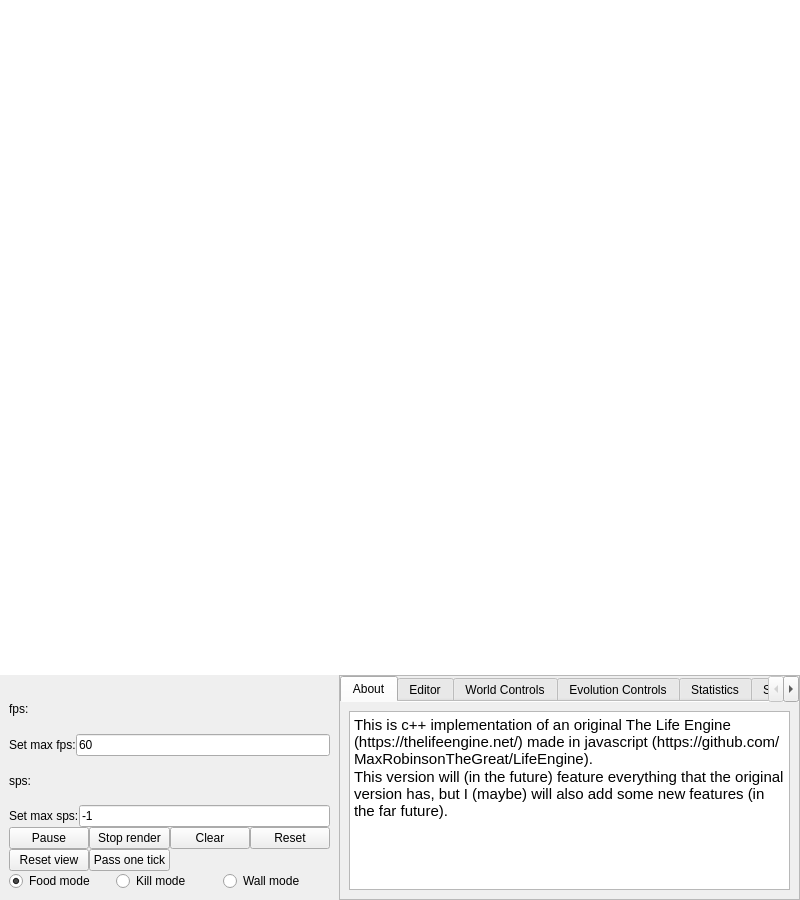
Before: the Qt Designer form LifeEngineCpp/mainwindow.ui in SuperSpaceEye/LifeEngineExtended, drawn with Qt 5.
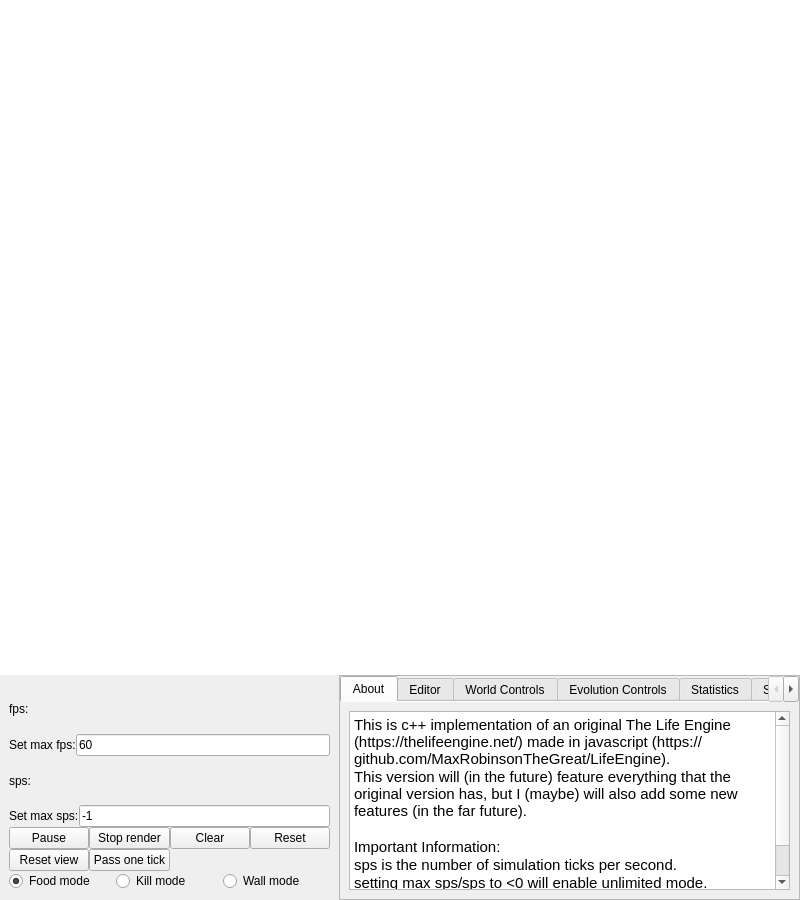
After: the same form once the commit is applied. The open tabs and pages were chosen to show the change.

The edit to the form file:
```diff
--- a/LifeEngineCpp/mainwindow.ui
+++ b/LifeEngineCpp/mainwindow.ui
@@ -364,7 +364,16 @@
 p, li { white-space: pre-wrap; }
 &lt;/style&gt;&lt;/head&gt;&lt;body style=&quot; font-family:'Ubuntu'; font-size:11pt; font-weight:400; font-style:normal;&quot;&gt;
 &lt;p style=&quot; margin-top:0px; margin-bottom:0px; margin-left:0px; margin-right:0px; -qt-block-indent:0; text-indent:0px;&quot;&gt;This is c++ implementation of an original The Life Engine (https://thelifeengine.net/) made in javascript (https://github.com/MaxRobinsonTheGreat/LifeEngine).&lt;/p&gt;
-&lt;p style=&quot; margin-top:0px; margin-bottom:0px; margin-left:0px; margin-right:0px; -qt-block-indent:0; text-indent:0px;&quot;&gt;This version will (in the future) feature everything that the original version has, but I (maybe) will also add some new features (in the far future).&lt;/p&gt;&lt;/body&gt;&lt;/html&gt;</string>
+&lt;p style=&quot; margin-top:0px; margin-bottom:0px; margin-left:0px; margin-right:0px; -qt-block-indent:0; text-indent:0px;&quot;&gt;This version will (in the future) feature everything that the original version has, but I (maybe) will also add some new features (in the far future).&lt;/p&gt;
+&lt;p style=&quot;-qt-paragraph-type:empty; margin-top:0px; margin-bottom:0px; margin-left:0px; margin-right:0px; -qt-block-indent:0; text-indent:0px;&quot;&gt;&lt;br /&gt;&lt;/p&gt;
+&lt;p style=&quot; margin-top:0px; margin-bottom:0px; margin-left:0px; margin-right:0px; -qt-block-indent:0; text-indent:0px;&quot;&gt;Important Information:&lt;/p&gt;
+&lt;p style=&quot; margin-top:0px; margin-bottom:0px; margin-left:0px; margin-right:0px; -qt-block-indent:0; text-indent:0px;&quot;&gt;sps is the number of simulation ticks per second.&lt;/p&gt;
+&lt;p style=&quot; margin-top:0px; margin-bottom:0px; margin-left:0px; margin-right:0px; -qt-block-indent:0; text-indent:0px;&quot;&gt;setting max sps/sps to &amp;lt;0 will enable unlimited mode.&lt;/p&gt;
+&lt;p style=&quot;-qt-paragraph-type:empty; margin-top:0px; margin-bottom:0px; margin-left:0px; margin-right:0px; -qt-block-indent:0; text-indent:0px;&quot;&gt;&lt;br /&gt;&lt;/p&gt;
+&lt;p style=&quot; margin-top:0px; margin-bottom:0px; margin-left:0px; margin-right:0px; -qt-block-indent:0; text-indent:0px;&quot;&gt;Not implemented:&lt;/p&gt;&lt;/body&gt;&lt;/html&gt;</string>
+               </property>
+               <property name="overwriteMode">
+                <bool>false</bool>
                </property>
               </widget>
              </item>
```
Left out of the diff: 12 changed lines with no effect on the pictures.
